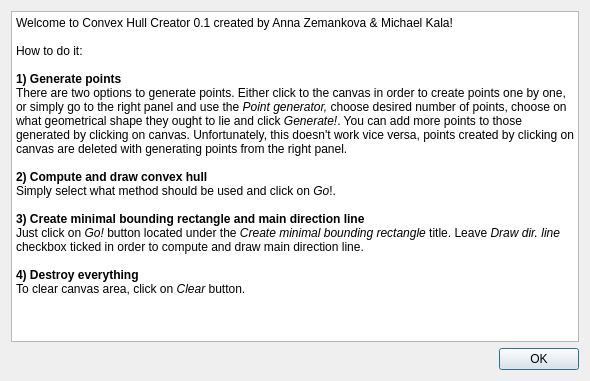
This is src/helpdialog.ui in kalator/155adkg_u2 as Qt 5 draws it before an edit. The edited form follows.
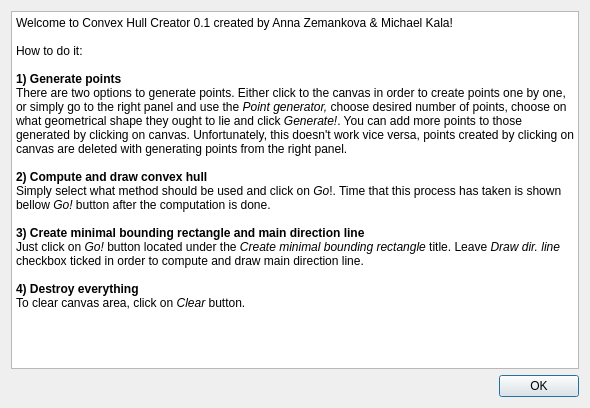
This is the edited form.

Diff of the .ui file:
```diff
--- a/src/helpdialog.ui
+++ b/src/helpdialog.ui
@@ -7,7 +7,7 @@
     <x>0</x>
     <y>0</y>
     <width>590</width>
-    <height>381</height>
+    <height>408</height>
    </rect>
   </property>
   <property name="sizePolicy">
@@ -19,7 +19,7 @@
   <property name="minimumSize">
    <size>
     <width>590</width>
-    <height>381</height>
+    <height>408</height>
    </size>
   </property>
   <property name="windowTitle">
@@ -46,7 +46,7 @@
 &lt;p style=&quot; margin-top:0px; margin-bottom:0px; margin-left:0px; margin-right:0px; -qt-block-indent:0; text-indent:0px;&quot;&gt;There are two options to generate points. Either click to the canvas in order to create points one by one, or simply go to the right panel and use the &lt;span style=&quot; font-style:italic;&quot;&gt;Point generator,&lt;/span&gt; choose desired number of points, choose on what geometrical shape they ought to lie and click &lt;span style=&quot; font-style:italic;&quot;&gt;Generate!&lt;/span&gt;. You can add more points to those generated by clicking on canvas. Unfortunately, this doesn't work vice versa, points created by clicking on canvas are deleted with generating points from the right panel.&lt;/p&gt;
 &lt;p style=&quot;-qt-paragraph-type:empty; margin-top:0px; margin-bottom:0px; margin-left:0px; margin-right:0px; -qt-block-indent:0; text-indent:0px;&quot;&gt;&lt;br /&gt;&lt;/p&gt;
 &lt;p style=&quot; margin-top:0px; margin-bottom:0px; margin-left:0px; margin-right:0px; -qt-block-indent:0; text-indent:0px;&quot;&gt;&lt;span style=&quot; font-weight:600;&quot;&gt;2) Compute and draw convex hull&lt;/span&gt;&lt;/p&gt;
-&lt;p style=&quot; margin-top:0px; margin-bottom:0px; margin-left:0px; margin-right:0px; -qt-block-indent:0; text-indent:0px;&quot;&gt;Simply select what method should be used and click on &lt;span style=&quot; font-style:italic;&quot;&gt;Go&lt;/span&gt;!. &lt;/p&gt;
+&lt;p style=&quot; margin-top:0px; margin-bottom:0px; margin-left:0px; margin-right:0px; -qt-block-indent:0; text-indent:0px;&quot;&gt;Simply select what method should be used and click on &lt;span style=&quot; font-style:italic;&quot;&gt;Go&lt;/span&gt;!. Time that this process has taken is shown bellow &lt;span style=&quot; font-style:italic;&quot;&gt;Go! &lt;/span&gt;button after the computation is done.&lt;/p&gt;
 &lt;p style=&quot;-qt-paragraph-type:empty; margin-top:0px; margin-bottom:0px; margin-left:0px; margin-right:0px; -qt-block-indent:0; text-indent:0px; font-style:italic;&quot;&gt;&lt;br /&gt;&lt;/p&gt;
 &lt;p style=&quot; margin-top:0px; margin-bottom:0px; margin-left:0px; margin-right:0px; -qt-block-indent:0; text-indent:0px;&quot;&gt;&lt;span style=&quot; font-weight:600;&quot;&gt;3) Create minimal bounding rectangle and main direction line&lt;/span&gt;&lt;/p&gt;
 &lt;p style=&quot; margin-top:0px; margin-bottom:0px; margin-left:0px; margin-right:0px; -qt-block-indent:0; text-indent:0px;&quot;&gt;Just click on &lt;span style=&quot; font-style:italic;&quot;&gt;Go! &lt;/span&gt;button located under the &lt;span style=&quot; font-style:italic;&quot;&gt;Create minimal bounding rectangle &lt;/span&gt;title. Leave &lt;span style=&quot; font-style:italic;&quot;&gt;Draw dir. line &lt;/span&gt;checkbox ticked in order to compute and draw main direction line.&lt;/p&gt;
```
